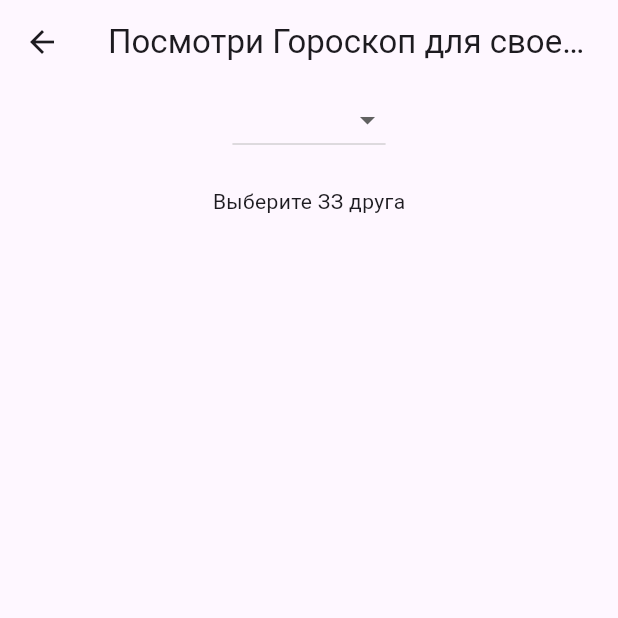
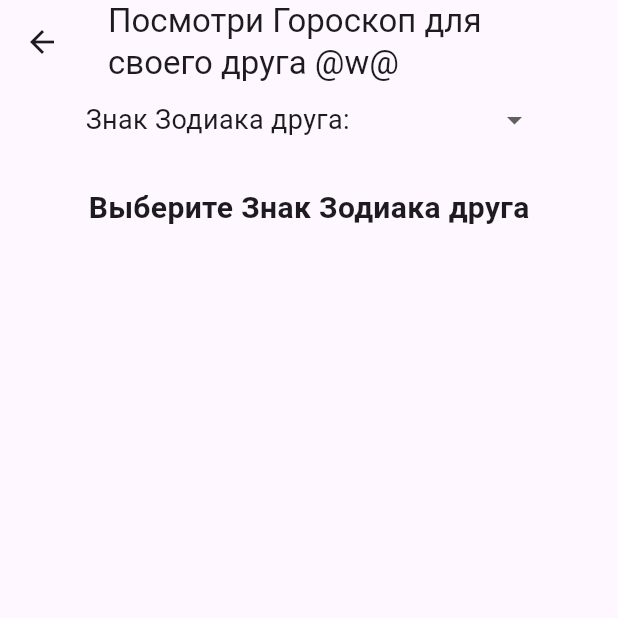
Before and after one commit to Alehandro77/api_dio, a Flutter app: the ForFriendScreen screen opened directly, on a phone screen of 412 x 824 dp, the top half of it. Run offline on Flutter 3.47's test engine with Material 3 defaults, Android fonts, the phone set to English and light mode, and no system bars; our stand-ins replace dio, flutter_dotenv, get_it, pretty_dio_logger.

Commit message:
Доделан UI

```diff
--- a/lib/screen/for_friend_screen.dart
+++ b/lib/screen/for_friend_screen.dart
@@ -2,6 +2,7 @@ import 'package:api_dio/models/horoscope_model.dart';
 import 'package:api_dio/services/horoscope_service.dart';
 import 'package:api_dio/widgets/horoscope_card.dart';
 import 'package:flutter/material.dart';
+import 'package:get_it/get_it.dart';
 
 class ForFriendScreen extends StatefulWidget {
   const ForFriendScreen({super.key});
@@ -14,7 +15,8 @@ class _ForFriendScreenState extends State<ForFriendScreen> {
   String? _zodiac;
   Horoscope? _horoscope;
   bool _isLoading = false;
-  final _service = HoroscopeService();
+  final _service = GetIt.instance<HoroscopeService>();
+
   final Map<String, String> _zodiacSigns = {
     'Овен': 'aries',
     'Телец': 'taurus',
@@ -42,10 +44,22 @@ class _ForFriendScreenState extends State<ForFriendScreen> {
   @override
   Widget build(BuildContext context) {
     return Scaffold(
-      appBar: AppBar(title: Text("Посмотри Гороскоп для своего друга @w@")),
+      appBar: AppBar(
+        title: Text(
+          maxLines: 2,
+          softWrap: true,
+          "Посмотри Гороскоп для своего друга @w@",
+        ),
+      ),
       body: Column(
         children: [
+          Row(
+            mainAxisAlignment: MainAxisAlignment.center,
+            children: [
+              Text("Знак Зодиака друга: ", style: TextStyle(fontSize: 18)),
+              SizedBox(width: 15),
               DropdownButton<String>(
+                underline: SizedBox(),
                 value: _zodiac,
                 items: _zodiacSigns.entries.map((entry) {
                   return DropdownMenuItem<String>(
@@ -60,17 +74,36 @@ class _ForFriendScreenState extends State<ForFriendScreen> {
                   _loadHoroscope(_zodiac!);
                 },
               ),
+            ],
+          ),
           const SizedBox(height: 20),
           _zodiac == null
-              ? Center(child: Text("Выберите ЗЗ друга"))
+              ? Center(
+                  child: Text(
+                    "Выберите Знак Зодиака друга",
+                    style: TextStyle(fontSize: 20, fontWeight: FontWeight.bold),
+                  ),
+                )
               : _isLoading
               ? Center(child: CircularProgressIndicator())
               : _horoscope == null
-              ? Center(child: Text("не удалось загрузить гороскоп"))
+              ? Center(
+                  child: Text(
+                    "Не удалось загрузить гороскоп (╥_╥)",
+                    textAlign: TextAlign.center,
+                    style: TextStyle(fontSize: 22, fontWeight: FontWeight.bold),
+                  ),
+                )
               : Center(
                   child: Column(
                     children: [
-                      Text("У ваше друга сегодня:"),
+                      Text(
+                        "У ваше друга сегодня:",
+                        style: TextStyle(
+                          fontSize: 20,
+                          fontWeight: FontWeight.bold,
+                        ),
+                      ),
                       HoroscopeCard(horoscope: _horoscope!),
                     ],
                   ),
--- a/lib/screen/select_zodiac_screen.dart
+++ b/lib/screen/select_zodiac_screen.dart
@@ -32,7 +32,7 @@ class _SelectZodiacScreen extends State<SelectZodiacScreen> {
   @override
   Widget build(BuildContext context) {
     return Scaffold(
-      appBar: AppBar(title: Text("Выберите свой знак зодиака")),
+      appBar: AppBar(title: Text("Выберите свой Знак Зодиака")),
       body: Padding(
         padding: EdgeInsets.all(16.0),
         child: GridView.builder(
```
Also changed, not shown: lib/main.dart (+5 -7 lines), lib/screen/main_screen.dart (+11 -2 lines), lib/screen/profile_screen.dart (+30 -17 lines), lib/screen/root_screen.dart (+10 -1 lines), lib/widgets/horoscope_card.dart (+9 -3 lines). Lines whose indentation alone changed are shown as unchanged.
